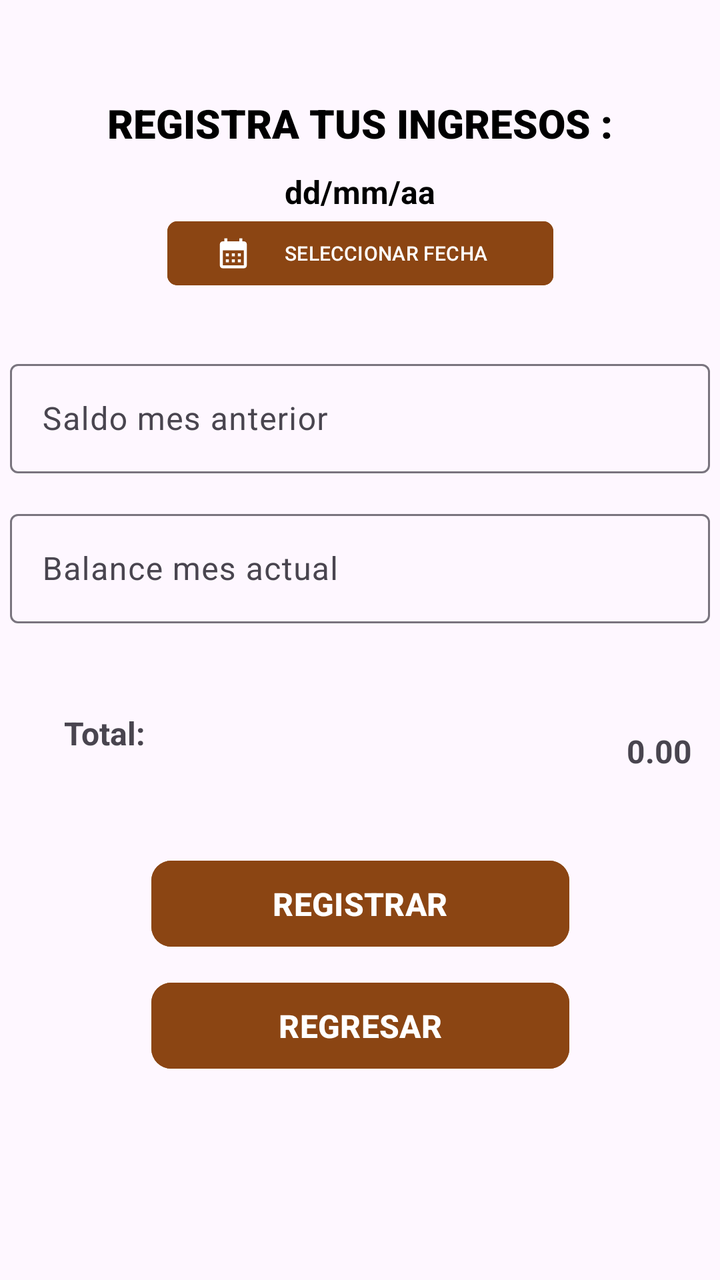
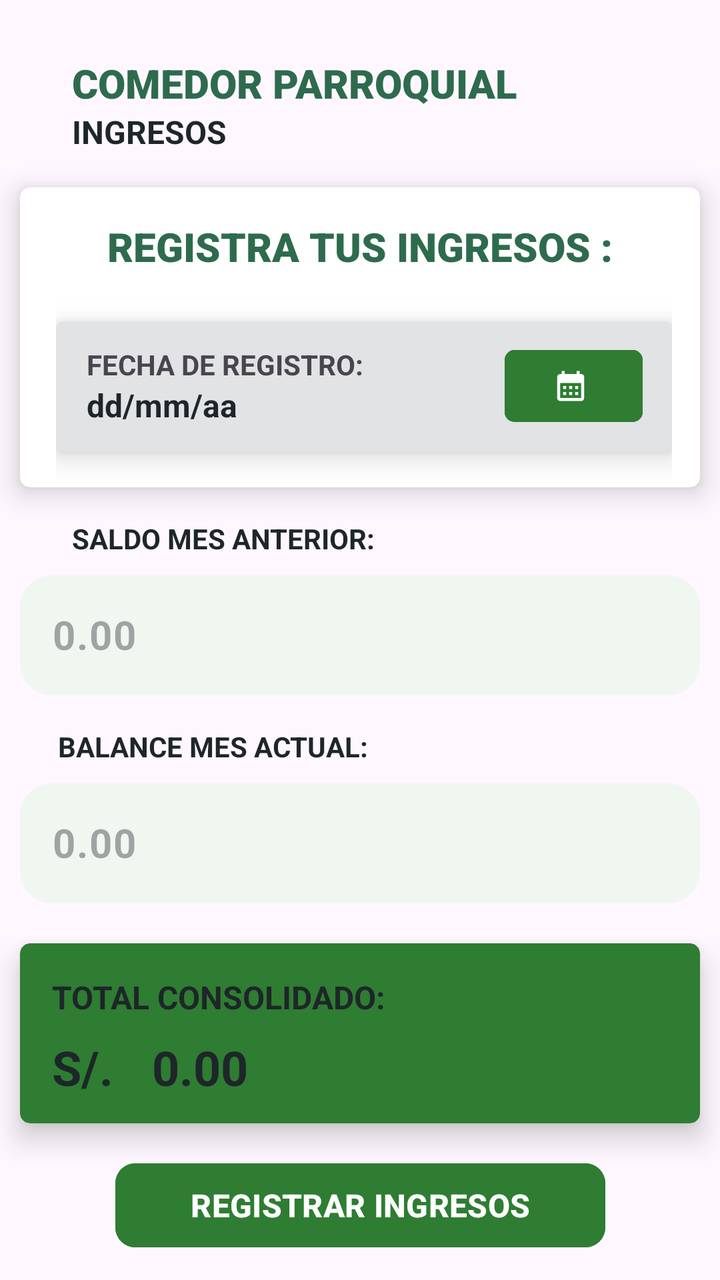

An Android layout rendered at two revisions. The XML below is the earlier revision; the diff shows what the commit changed to produce the second picture.
<!-- AndroidManifest.xml: application theme Theme.Checking -->
<!-- res/layout/activity_ingresos.xml -->
<?xml version="1.0" encoding="utf-8"?>
<androidx.constraintlayout.widget.ConstraintLayout xmlns:android="http://schemas.android.com/apk/res/android"
    xmlns:app="http://schemas.android.com/apk/res-auto"
    xmlns:tools="http://schemas.android.com/tools"
    android:id="@+id/main"
    android:layout_width="match_parent"
    android:layout_height="match_parent"
    tools:context=".activity.IngresosActivity">

    <TextView
        android:id="@+id/textView3"
        android:layout_width="wrap_content"
        android:layout_height="wrap_content"
        android:layout_marginTop="48dp"
        android:fontFamily="sans-serif-black"
        android:text="REGISTRA TUS INGRESOS :"
        android:textColor="@color/black"
        android:textSize="20sp"
        android:textStyle="bold"
        app:layout_constraintEnd_toEndOf="parent"
        app:layout_constraintStart_toStartOf="parent"
        app:layout_constraintTop_toTopOf="parent" />

    <com.google.android.material.textfield.TextInputLayout
        android:id="@+id/txt_saldoMesAnterior"
        android:layout_width="350dp"
        android:layout_height="60dp"
        android:layout_marginTop="30dp"
        app:layout_constraintEnd_toEndOf="parent"
        app:layout_constraintStart_toStartOf="parent"
        app:layout_constraintTop_toBottomOf="@+id/btn_seleccionarFechaIngresos">

        <com.google.android.material.textfield.TextInputEditText
            android:id="@+id/txt_saldito"
            android:layout_width="match_parent"
            android:layout_height="wrap_content"
            android:hint="Saldo mes anterior" />
    </com.google.android.material.textfield.TextInputLayout>

    <com.google.android.material.textfield.TextInputLayout
        android:id="@+id/txt_balanceActual"
        android:layout_width="350dp"
        android:layout_height="60dp"
        android:layout_marginTop="15dp"
        app:layout_constraintEnd_toEndOf="parent"
        app:layout_constraintStart_toStartOf="parent"
        app:layout_constraintTop_toBottomOf="@+id/txt_saldoMesAnterior">

        <com.google.android.material.textfield.TextInputEditText
            android:id="@+id/txt_balance"
            android:layout_width="match_parent"
            android:layout_height="wrap_content"
            android:hint="Balance mes actual" />
    </com.google.android.material.textfield.TextInputLayout>

    <TextView
        android:id="@+id/textView4"
        android:layout_width="wrap_content"
        android:layout_height="wrap_content"
        android:layout_marginStart="32dp"
        android:layout_marginTop="53dp"
        android:layout_marginBottom="58dp"
        android:text="Total:"
        android:textSize="16sp"
        android:textStyle="bold"
        app:layout_constraintBottom_toTopOf="@+id/btn_registroIngreso"
        app:layout_constraintStart_toStartOf="parent"
        app:layout_constraintTop_toBottomOf="@+id/txt_balanceActual" />

    <TextView
        android:id="@+id/txt_totalIngresos"
        android:layout_width="wrap_content"
        android:layout_height="wrap_content"
        android:layout_marginStart="244dp"
        android:layout_marginTop="53dp"
        android:layout_marginEnd="32dp"
        android:text="0.00"
        android:textSize="16sp"
        android:textStyle="bold"
        app:layout_constraintEnd_toEndOf="parent"
        app:layout_constraintHorizontal_bias="0.162"
        app:layout_constraintStart_toEndOf="@+id/textView4"
        app:layout_constraintTop_toBottomOf="@+id/txt_balanceActual" />

    <Button
        android:id="@+id/btn_registroIngreso"
        android:layout_width="209dp"
        android:layout_height="51dp"
        android:layout_marginTop="40dp"
        android:backgroundTint="@color/mi_marron"
        android:text="REGISTRAR"
        android:textSize="16sp"
        android:textStyle="bold"
        app:cornerRadius="10dp"
        app:layout_constraintBottom_toBottomOf="parent"
        app:layout_constraintEnd_toEndOf="parent"
        app:layout_constraintStart_toStartOf="parent"
        app:layout_constraintTop_toBottomOf="@+id/txt_totalIngresos"
        app:layout_constraintVertical_bias="0.0" />

    <TextView
        android:id="@+id/txt_fechaIngresos"
        android:layout_width="wrap_content"
        android:layout_height="wrap_content"
        android:layout_marginTop="10dp"
        android:text="dd/mm/aa"
        android:textColor="@color/black"
        android:textSize="16sp"
        android:textStyle="bold"
        app:layout_constraintEnd_toEndOf="parent"
        app:layout_constraintStart_toStartOf="parent"
        app:layout_constraintTop_toBottomOf="@+id/textView3" />

    <Button
        android:id="@+id/btn_backIngreso"
        android:layout_width="209dp"
        android:layout_height="51dp"
        android:layout_marginTop="10dp"
        android:backgroundTint="@color/mi_marron"
        android:text="REGRESAR"
        android:textSize="16sp"
        android:textStyle="bold"
        app:cornerRadius="10dp"
        app:layout_constraintBottom_toBottomOf="parent"
        app:layout_constraintEnd_toEndOf="parent"
        app:layout_constraintStart_toStartOf="parent"
        app:layout_constraintTop_toBottomOf="@+id/btn_registroIngreso"
        app:layout_constraintVertical_bias="0.0" />

    <Button
        android:id="@+id/btn_seleccionarFechaIngresos"
        android:layout_width="193dp"
        android:layout_height="40dp"
        android:backgroundTint="@color/mi_marron"
        android:text="@string/tv_selecciondefecha"
        android:textSize="10sp"
        app:cornerRadius="5dp"
        app:icon="@drawable/icono_calendario"
        app:layout_constraintEnd_toEndOf="parent"
        app:layout_constraintStart_toStartOf="parent"
        app:layout_constraintTop_toBottomOf="@+id/txt_fechaIngresos"
        tools:ignore="TextSizeCheck,TouchTargetSizeCheck" />

</androidx.constraintlayout.widget.ConstraintLayout>
<!-- resources referenced by this layout -->
<resources>
  <color name="black">#FF000000</color>
  <color name="mi_marron">#8B4513</color>
  <!-- drawable icono_calendario (drawable) -->
  <vector xmlns:android="http://schemas.android.com/apk/res/android" android:height="24dp" android:tint="#FFFFFF" android:viewportHeight="24" android:viewportWidth="24" android:width="24dp">
        
      <path android:fillColor="@android:color/white" android:pathData="M19,4h-1V2h-2v2H8V2H6v2H5C3.89,4 3.01,4.9 3.01,6L3,20c0,1.1 0.89,2 2,2h14c1.1,0 2,-0.9 2,-2V6C21,4.9 20.1,4 19,4zM19,20H5V10h14V20zM9,14H7v-2h2V14zM13,14h-2v-2h2V14zM17,14h-2v-2h2V14zM9,18H7v-2h2V18zM13,18h-2v-2h2V18zM17,18h-2v-2h2V18z"/>
      
  </vector>
  <string name="tv_selecciondefecha">SELECCIONAR FECHA</string>
  <style name="Theme.Checking" parent="Base.Theme.Checking" />
  <style name="Base.Theme.Checking" parent="Theme.Material3.DayNight.NoActionBar">
          
          
      </style>
</resources>

<!-- the commit's change to res/layout/activity_ingresos.xml (unified diff, before → after) -->
@@ -8,137 +8,304 @@
     tools:context=".activity.IngresosActivity">
 
     <TextView
-        android:id="@+id/textView3"
+        android:id="@+id/textView16"
         android:layout_width="wrap_content"
         android:layout_height="wrap_content"
-        android:layout_marginTop="48dp"
+        android:text="INGRESOS"
+        android:textColor="@color/mi_cuarto"
+        android:textSize="16sp"
+        android:textStyle="bold"
+        app:layout_constraintStart_toStartOf="@+id/textView13"
+        app:layout_constraintTop_toBottomOf="@+id/textView13" />
+
+    <TextView
+        android:id="@+id/textView13"
+        android:layout_width="wrap_content"
+        android:layout_height="wrap_content"
+        android:layout_marginStart="36dp"
+        android:layout_marginTop="28dp"
         android:fontFamily="sans-serif-black"
-        android:text="REGISTRA TUS INGRESOS :"
-        android:textColor="@color/black"
+        android:text="COMEDOR PARROQUIAL"
+        android:textColor="@color/mi_principal"
         android:textSize="20sp"
         android:textStyle="bold"
-        app:layout_constraintEnd_toEndOf="parent"
-        app:layout_constraintStart_toStartOf="parent"
-        app:layout_constraintTop_toTopOf="parent" />
+        app:layout_constraintStart_toStartOf="parent"
+        app:layout_constraintTop_toTopOf="parent"
+        tools:ignore="HardcodedText" />
 
     <com.google.android.material.textfield.TextInputLayout
         android:id="@+id/txt_saldoMesAnterior"
-        android:layout_width="350dp"
+        android:layout_width="340dp"
         android:layout_height="60dp"
-        android:layout_marginTop="30dp"
-        app:layout_constraintEnd_toEndOf="parent"
-        app:layout_constraintStart_toStartOf="parent"
-        app:layout_constraintTop_toBottomOf="@+id/btn_seleccionarFechaIngresos">
+        android:layout_marginTop="9dp"
+        app:boxBackgroundMode="filled"
+        app:boxBackgroundColor="#F0F7F1"
+        app:boxCornerRadiusTopStart="16dp"
+        app:boxCornerRadiusTopEnd="16dp"
+        app:boxCornerRadiusBottomStart="16dp"
+        app:boxCornerRadiusBottomEnd="16dp"
+        app:boxStrokeWidth="0dp"
+        app:boxStrokeWidthFocused="0dp"
+        app:prefixText="S/. "
+        app:prefixTextColor="@color/mi_principal"
+        app:layout_constraintEnd_toEndOf="parent"
+        app:layout_constraintStart_toStartOf="parent"
+        app:layout_constraintTop_toBottomOf="@id/textView18"
+        app:hintEnabled="false">
 
         <com.google.android.material.textfield.TextInputEditText
             android:id="@+id/txt_saldito"
             android:layout_width="match_parent"
-            android:layout_height="wrap_content"
-            android:hint="Saldo mes anterior" />
+            android:layout_height="match_parent"
+            android:background="@null"
+            android:hint="0.00"
+            android:inputType="numberDecimal"
+            android:maxLines="1"
+            android:textColor="@color/mi_cuarto"
+            android:textSize="20sp"
+            android:textStyle="bold" />
     </com.google.android.material.textfield.TextInputLayout>
 
     <com.google.android.material.textfield.TextInputLayout
         android:id="@+id/txt_balanceActual"
-        android:layout_width="350dp"
+        android:layout_width="340dp"
         android:layout_height="60dp"
-        android:layout_marginTop="15dp"
-        app:layout_constraintEnd_toEndOf="parent"
-        app:layout_constraintStart_toStartOf="parent"
-        app:layout_constraintTop_toBottomOf="@+id/txt_saldoMesAnterior">
+        android:layout_marginTop="9dp"
+        app:boxBackgroundMode="filled"
+        app:boxBackgroundColor="#F0F7F1"
+        app:boxCornerRadiusTopStart="16dp"
+        app:boxCornerRadiusTopEnd="16dp"
+        app:boxCornerRadiusBottomStart="16dp"
+        app:boxCornerRadiusBottomEnd="16dp"
+        app:boxStrokeWidth="0dp"
+        app:boxStrokeWidthFocused="0dp"
+        app:prefixText="S/. "
+        app:prefixTextColor="@color/mi_principal"
+        app:layout_constraintEnd_toEndOf="parent"
+        app:layout_constraintStart_toStartOf="parent"
+        app:layout_constraintTop_toBottomOf="@id/textView21"
+        app:hintEnabled="false">
 
         <com.google.android.material.textfield.TextInputEditText
             android:id="@+id/txt_balance"
             android:layout_width="match_parent"
-            android:layout_height="wrap_content"
-            android:hint="Balance mes actual" />
+            android:layout_height="match_parent"
+            android:background="@null"
+            android:hint="0.00"
+            android:inputType="numberDecimal"
+            android:maxLines="1"
+            android:textColor="@color/mi_cuarto"
+            android:textSize="20sp"
+            android:textStyle="bold" />
     </com.google.android.material.textfield.TextInputLayout>
 
+    <Button
+        android:id="@+id/btn_registroIngreso"
+        android:layout_width="245dp"
+        android:layout_height="50dp"
+        android:layout_marginTop="16dp"
+        android:backgroundTint="@color/verde_suave"
+        android:text="REGISTRAR INGRESOS"
+        android:textSize="16sp"
+        android:textStyle="bold"
+        app:cornerRadius="10dp"
+        app:layout_constraintEnd_toEndOf="parent"
+        app:layout_constraintStart_toStartOf="parent"
+        app:layout_constraintTop_toBottomOf="@+id/cardView4" />
+
+    <Button
+        android:id="@+id/btn_backIngreso"
+        android:layout_width="245dp"
+        android:layout_height="50dp"
+        android:layout_marginTop="16dp"
+        android:backgroundTint="@color/material_dynamic_neutral80"
+        android:text="REGRESAR"
+        android:textColor="@color/mi_cuarto"
+        android:textSize="16sp"
+        android:textStyle="bold"
+        app:cornerRadius="10dp"
+        app:icon="@android:drawable/ic_menu_revert"
+        app:iconTint="@color/black"
+        app:layout_constraintEnd_toEndOf="parent"
+        app:layout_constraintStart_toStartOf="parent"
+        app:layout_constraintTop_toBottomOf="@+id/btn_registroIngreso" />
+
+    <androidx.cardview.widget.CardView
+        android:id="@+id/cardView3"
+        android:layout_width="340dp"
+        android:layout_height="150dp"
+        android:layout_marginTop="17dp"
+        app:cardCornerRadius="5dp"
+        app:cardElevation="8dp"
+        app:layout_constraintEnd_toEndOf="parent"
+        app:layout_constraintStart_toStartOf="parent"
+        app:layout_constraintTop_toBottomOf="@+id/textView16">
+
+        <androidx.constraintlayout.widget.ConstraintLayout
+            android:layout_width="match_parent"
+            android:layout_height="match_parent"
+            android:paddingStart="18dp"
+            android:paddingEnd="14dp">
+
+            <TextView
+                android:id="@+id/textView3"
+                android:layout_width="wrap_content"
+                android:layout_height="wrap_content"
+                android:layout_marginTop="16dp"
+                android:fontFamily="sans-serif-black"
+                android:text="REGISTRA TUS INGRESOS :"
+                android:textColor="@color/mi_principal"
+                android:textSize="20sp"
+                android:textStyle="bold"
+                app:layout_constraintEnd_toEndOf="parent"
+                app:layout_constraintHorizontal_bias="0.462"
+                app:layout_constraintStart_toStartOf="parent"
+                app:layout_constraintTop_toTopOf="parent" />
+
+            <androidx.cardview.widget.CardView
+                android:id="@+id/cardView2"
+                android:layout_width="310dp"
+                android:layout_height="65dp"
+                android:layout_marginTop="24dp"
+                app:cardBackgroundColor="@color/material_dynamic_neutral90"
+                app:cardCornerRadius="5dp"
+                app:cardElevation="8dp"
+                app:layout_constraintEnd_toEndOf="parent"
+                app:layout_constraintStart_toStartOf="parent"
+                app:layout_constraintTop_toBottomOf="@+id/textView3">
+
+                <androidx.constraintlayout.widget.ConstraintLayout
+                    android:layout_width="match_parent"
+                    android:layout_height="match_parent">
+
+                    <TextView
+                        android:id="@+id/txt_fechaIngresos"
+                        android:layout_width="wrap_content"
+                        android:layout_height="wrap_content"
+                        android:text="dd/mm/aa"
+                        android:textColor="@color/mi_cuarto"
+                        android:textSize="16sp"
+                        android:textStyle="bold"
+                        app:layout_constraintStart_toStartOf="@+id/textView17"
+                        app:layout_constraintTop_toBottomOf="@+id/textView17" />
+
+                    <Button
+                        android:id="@+id/btn_seleccionarFechaIngresos"
+                        android:layout_width="69dp"
+                        android:layout_height="44dp"
+                        android:layout_marginEnd="16dp"
+                        android:backgroundTint="@color/verde_suave"
+                        android:textSize="12sp"
+                        app:cornerRadius="5dp"
+                        app:icon="@drawable/icono_calendario"
+                        app:layout_constraintBottom_toBottomOf="@+id/txt_fechaIngresos"
+                        app:layout_constraintEnd_toEndOf="parent"
+                        app:layout_constraintHorizontal_bias="1.0"
+                        app:layout_constraintStart_toEndOf="@+id/txt_fechaIngresos"
+                        app:layout_constraintTop_toTopOf="@+id/textView17"
+                        tools:ignore="TextSizeCheck,TouchTargetSizeCheck,SpeakableTextPresentCheck" />
+
+                    <TextView
+                        android:id="@+id/textView17"
+                        android:layout_width="wrap_content"
+                        android:layout_height="wrap_content"
+                        android:layout_marginTop="12dp"
+                        android:text="FECHA DE REGISTRO:"
+                        android:textSize="14sp"
+                        android:textStyle="bold"
+                        app:layout_constraintEnd_toEndOf="parent"
+                        app:layout_constraintHorizontal_bias="0.094"
+                        app:layout_constraintStart_toStartOf="parent"
+                        app:layout_constraintTop_toTopOf="parent" />
+
+                </androidx.constraintlayout.widget.ConstraintLayout>
+            </androidx.cardview.widget.CardView>
+        </androidx.constraintlayout.widget.ConstraintLayout>
+    </androidx.cardview.widget.CardView>
+
     <TextView
-        android:id="@+id/textView4"
+        android:id="@+id/textView18"
         android:layout_width="wrap_content"
         android:layout_height="wrap_content"
-        android:layout_marginStart="32dp"
-        android:layout_marginTop="53dp"
-        android:layout_marginBottom="58dp"
-        android:text="Total:"
-        android:textSize="16sp"
-        android:textStyle="bold"
-        app:layout_constraintBottom_toTopOf="@+id/btn_registroIngreso"
-        app:layout_constraintStart_toStartOf="parent"
-        app:layout_constraintTop_toBottomOf="@+id/txt_balanceActual" />
+        android:layout_marginStart="36dp"
+        android:layout_marginTop="16dp"
+        android:text="SALDO MES ANTERIOR:"
+        android:textColor="@color/mi_cuarto"
+        android:textStyle="bold"
+        app:layout_constraintStart_toStartOf="parent"
+        app:layout_constraintTop_toBottomOf="@+id/cardView3" />
 
     <TextView
-        android:id="@+id/txt_totalIngresos"
+        android:id="@+id/textView21"
         android:layout_width="wrap_content"
         android:layout_height="wrap_content"
-        android:layout_marginStart="244dp"
-        android:layout_marginTop="53dp"
-        android:layout_marginEnd="32dp"
-        android:text="0.00"
-        android:textSize="16sp"
-        android:textStyle="bold"
-        app:layout_constraintEnd_toEndOf="parent"
-        app:layout_constraintHorizontal_bias="0.162"
-        app:layout_constraintStart_toEndOf="@+id/textView4"
-        app:layout_constraintTop_toBottomOf="@+id/txt_balanceActual" />
-
-    <Button
-        android:id="@+id/btn_registroIngreso"
-        android:layout_width="209dp"
-        android:layout_height="51dp"
-        android:layout_marginTop="40dp"
-        android:backgroundTint="@color/mi_marron"
-        android:text="REGISTRAR"
-        android:textSize="16sp"
-        android:textStyle="bold"
-        app:cornerRadius="10dp"
-        app:layout_constraintBottom_toBottomOf="parent"
-        app:layout_constraintEnd_toEndOf="parent"
-        app:layout_constraintStart_toStartOf="parent"
-        app:layout_constraintTop_toBottomOf="@+id/txt_totalIngresos"
-        app:layout_constraintVertical_bias="0.0" />
-
-    <TextView
-        android:id="@+id/txt_fechaIngresos"
-        android:layout_width="wrap_content"
-        android:layout_height="wrap_content"
-        android:layout_marginTop="10dp"
-        android:text="dd/mm/aa"
-        android:textColor="@color/black"
-        android:textSize="16sp"
-        android:textStyle="bold"
-        app:layout_constraintEnd_toEndOf="parent"
-        app:layout_constraintStart_toStartOf="parent"
-        app:layout_constraintTop_toBottomOf="@+id/textView3" />
-
-    <Button
-        android:id="@+id/btn_backIngreso"
-        android:layout_width="209dp"
-        android:layout_height="51dp"
-        android:layout_marginTop="10dp"
-        android:backgroundTint="@color/mi_marron"
-        android:text="REGRESAR"
-        android:textSize="16sp"
-        android:textStyle="bold"
-        app:cornerRadius="10dp"
-        app:layout_constraintBottom_toBottomOf="parent"
-        app:layout_constraintEnd_toEndOf="parent"
-        app:layout_constraintStart_toStartOf="parent"
-        app:layout_constraintTop_toBottomOf="@+id/btn_registroIngreso"
-        app:layout_constraintVertical_bias="0.0" />
-
-    <Button
-        android:id="@+id/btn_seleccionarFechaIngresos"
-        android:layout_width="193dp"
-        android:layout_height="40dp"
-        android:backgroundTint="@color/mi_marron"
-        android:text="@string/tv_selecciondefecha"
-        android:textSize="10sp"
-        app:cornerRadius="5dp"
-        app:icon="@drawable/icono_calendario"
-        app:layout_constraintEnd_toEndOf="parent"
-        app:layout_constraintStart_toStartOf="parent"
-        app:layout_constraintTop_toBottomOf="@+id/txt_fechaIngresos"
-        tools:ignore="TextSizeCheck,TouchTargetSizeCheck" />
+        android:layout_marginTop="16dp"
+        android:text="BALANCE MES ACTUAL:"
+        android:textColor="@color/mi_cuarto"
+        android:textStyle="bold"
+        app:layout_constraintEnd_toEndOf="parent"
+        app:layout_constraintHorizontal_bias="0.141"
+        app:layout_constraintStart_toStartOf="parent"
+        app:layout_constraintTop_toBottomOf="@+id/txt_saldoMesAnterior" />
+
+    <androidx.cardview.widget.CardView
+        android:id="@+id/cardView4"
+        android:layout_width="340dp"
+        android:layout_height="90dp"
+        android:layout_marginTop="20dp"
+        app:cardBackgroundColor="@color/verde_suave"
+        app:cardCornerRadius="5dp"
+        app:cardElevation="8dp"
+        app:layout_constraintEnd_toEndOf="parent"
+        app:layout_constraintStart_toStartOf="parent"
+        app:layout_constraintTop_toBottomOf="@+id/txt_balanceActual">
+
+        <androidx.constraintlayout.widget.ConstraintLayout
+            android:layout_width="match_parent"
+            android:layout_height="match_parent">
+
+            <TextView
+                android:id="@+id/textView4"
+                android:layout_width="wrap_content"
+                android:layout_height="wrap_content"
+                android:layout_marginStart="16dp"
+                android:layout_marginTop="16dp"
+                android:text="TOTAL CONSOLIDADO:"
+                android:textColor="@color/mi_cuarto"
+                android:textSize="16sp"
+                android:textStyle="bold"
+                app:layout_constraintStart_toStartOf="parent"
+                app:layout_constraintTop_toTopOf="parent" />
+
+            <TextView
+                android:id="@+id/textView22"
+                android:layout_width="wrap_content"
+                android:layout_height="wrap_content"
+                android:layout_marginTop="8dp"
+                android:text="S/."
+                android:textColor="@color/mi_cuarto"
+                android:textSize="24sp"
+                android:textStyle="bold"
+                app:layout_constraintEnd_toStartOf="@+id/txt_totalIngresos"
+                app:layout_constraintHorizontal_bias="0.0"
+                app:layout_constraintStart_toStartOf="@+id/textView4"
+                app:layout_constraintTop_toBottomOf="@+id/textView4" />
+
+            <TextView
+                android:id="@+id/txt_totalIngresos"
+                android:layout_width="wrap_content"
+                android:layout_height="wrap_content"
+                android:text="0.00"
+                android:textColor="@color/mi_cuarto"
+                android:textSize="24sp"
+                android:textStyle="bold"
+                app:layout_constraintBottom_toBottomOf="@+id/textView22"
+                app:layout_constraintEnd_toEndOf="parent"
+                app:layout_constraintHorizontal_bias="0.226"
+                app:layout_constraintStart_toStartOf="parent"
+                app:layout_constraintTop_toTopOf="@+id/textView22"
+                app:layout_constraintVertical_bias="1.0" />
+        </androidx.constraintlayout.widget.ConstraintLayout>
+    </androidx.cardview.widget.CardView>
 
 </androidx.constraintlayout.widget.ConstraintLayout>
<!-- resource entries referenced after the edit -->
@@ -1,14 +1,15 @@
 <!-- resources referenced by this layout -->
 <resources>
   <color name="black">#FF000000</color>
-  <color name="mi_marron">#8B4513</color>
+  <color name="mi_cuarto">#1E2629</color>
+  <color name="mi_principal">#2E6B4D</color>
+  <color name="verde_suave">#2E7D32</color>
   <!-- drawable icono_calendario (drawable) -->
   <vector xmlns:android="http://schemas.android.com/apk/res/android" android:height="24dp" android:tint="#FFFFFF" android:viewportHeight="24" android:viewportWidth="24" android:width="24dp">
         
       <path android:fillColor="@android:color/white" android:pathData="M19,4h-1V2h-2v2H8V2H6v2H5C3.89,4 3.01,4.9 3.01,6L3,20c0,1.1 0.89,2 2,2h14c1.1,0 2,-0.9 2,-2V6C21,4.9 20.1,4 19,4zM19,20H5V10h14V20zM9,14H7v-2h2V14zM13,14h-2v-2h2V14zM17,14h-2v-2h2V14zM9,18H7v-2h2V18zM13,18h-2v-2h2V18zM17,18h-2v-2h2V18z"/>
       
   </vector>
-  <string name="tv_selecciondefecha">SELECCIONAR FECHA</string>
   <style name="Theme.Checking" parent="Base.Theme.Checking" />
   <style name="Base.Theme.Checking" parent="Theme.Material3.DayNight.NoActionBar">
           
